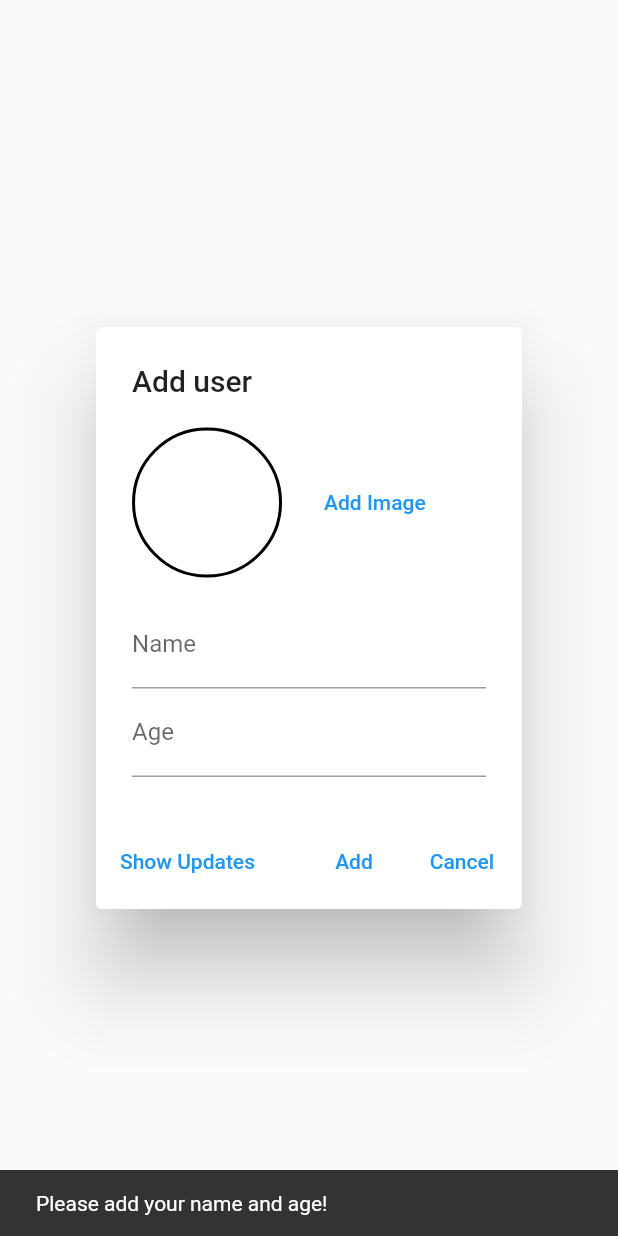
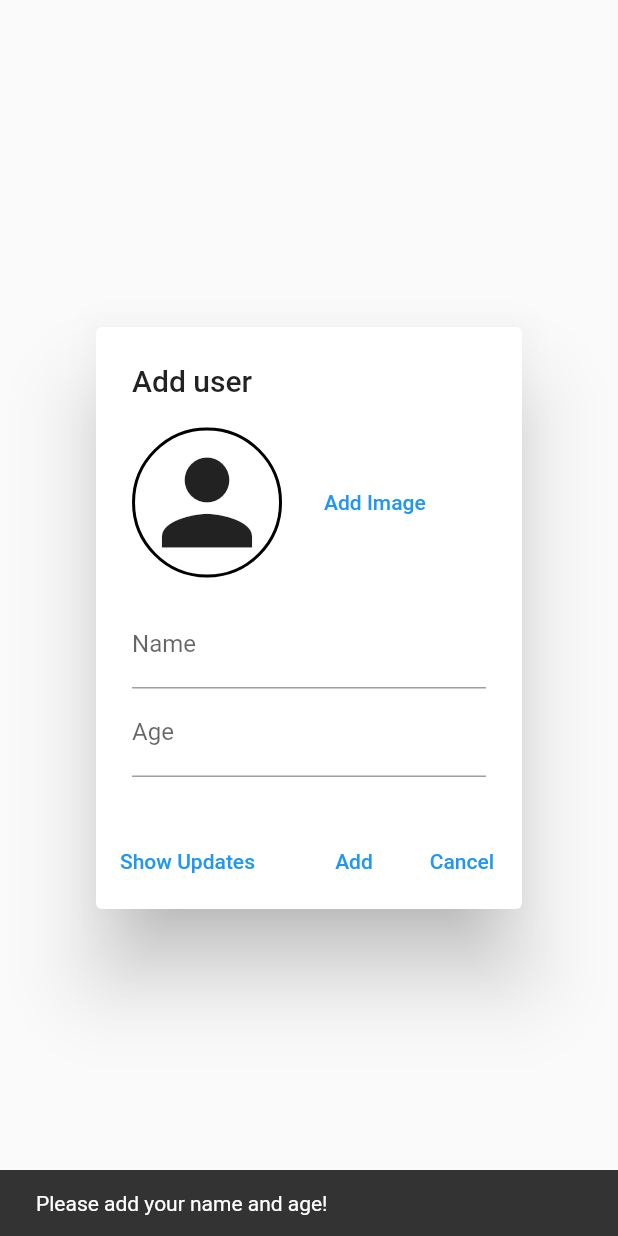
Before and after one commit to raedbgr/UserScreen, a Flutter app: the AddUserDialog widget shown alone on an empty page, opened directly, after a tap on "Add", on a phone screen of 412 x 824 dp. Run offline on Flutter 3.47's test engine with Material 2 defaults, Android fonts, the phone set to English and light mode, and no system bars; our stand-ins replace get, image_picker, shared_preferences; accounts and stored records are empty.

Commit message:
- Fixed some bugs

```diff
--- a/lib/Home/alert_dialog.dart
+++ b/lib/Home/alert_dialog.dart
@@ -29,14 +29,14 @@ class _AddUserDialogState extends State<AddUserDialog> {
   Widget build(BuildContext context) {
     return AlertDialog(
       title: const Text('Add user'),
-      content: GetBuilder<MyController>(
-        builder: (ctr) {
+      content: GetBuilder<MyController>(builder: (ctr) {
         return Column(
           mainAxisSize: MainAxisSize.min,
           children: [
             Row(
               children: [
-                  gxc.imageFile != null ? Container(
+                gxc.imageFile != null
+                    ? Container(
                         width: 100,
                         height: 100,
                         decoration: BoxDecoration(
@@ -47,22 +47,31 @@ class _AddUserDialogState extends State<AddUserDialog> {
                             fit: BoxFit.cover,
                           ),
                         ),
-                  ) : Container(
+                      )
+                    : Container(
                         width: 100,
                         height: 100,
                         decoration: BoxDecoration(
                           shape: BoxShape.circle,
-                    border: Border.all(width: 2),),
+                          border: Border.all(width: 2),
                         ),
-                  const SizedBox(width: 20,),
+                        child: const Icon(
+                          Icons.person,
+                          size: 90,
+                        ),
+                      ),
+                const SizedBox(
+                  width: 20,
+                ),
                 Column(
                   children: [
                     TextButton(
-                          onPressed:(){
+                        onPressed: () {
                           gxc.pickImageFromCamera();
                         },
-                          child: gxc.isExist ? const Text("Change Image") : const Text("Add Image")
-                      ),
+                        child: gxc.isExist
+                            ? const Text("Change Image")
+                            : const Text("Add Image")),
                     // SizedBox(height: ,),
                     if (gxc.isExist && gxc.imageFile != null)
                       TextButton(
@@ -80,28 +89,31 @@ class _AddUserDialogState extends State<AddUserDialog> {
                 ),
               ],
             ),
-              SizedBox(height: 15,),
+            const SizedBox(
+              height: 15,
+            ),
             TextField(
               controller: _nameController,
               decoration: const InputDecoration(labelText: 'Name'),
             ),
             TextField(
-                keyboardType:TextInputType.number,
+              keyboardType: TextInputType.number,
               controller: _ageController,
               decoration: const InputDecoration(labelText: 'Age'),
             ),
           ],
         );
-        }
-      ),
+      }),
       actions: [
         TextButton(
-            onPressed: (){
+            onPressed: () {
               // show updates related to this user only
               _showUserUpdates();
             },
-            child: Text('Show Updates')),
-        SizedBox(width: 10,),
+            child: const Text('Show Updates')),
+        const SizedBox(
+          width: 10,
+        ),
         TextButton(
           child: gxc.isExist ? const Text('Update') : const Text('Add'),
           onPressed: () async {
@@ -111,18 +123,35 @@ class _AddUserDialogState extends State<AddUserDialog> {
               );
               ScaffoldMessenger.of(context).showSnackBar(snackBar);
               return; // return to User Model
-            }
-            else {
-              if (gxc.isExist){
-                gxc.updateUser(_nameController.text, int.parse(_ageController.text), gxc.imageFile,);
+            } else {
+              if (gxc.isExist) {
+                if (_nameController.text != gxc.oldUser.name ||
+                    int.parse(_ageController.text) != gxc.oldUser.age ||
+                    gxc.imageFile != gxc.oldUser.pic) {
+                  gxc.updateUser(
+                    _nameController.text,
+                    int.parse(_ageController.text),
+                    gxc.imageFile,
+                  );
                   gxc.imageFile = null;
                   gxc.isExist = false;
                 } else {
+                  const snackBar = SnackBar(
+                    content: Text('You did not update anything!'),
+                  );
+                  ScaffoldMessenger.of(context).showSnackBar(snackBar);
+                }
+              } else {
                 DateTime dateTime = DateTime.now();
 
-                String formattedDateTime = DateFormat('yyyy-MM-dd HH:mm:ss').format(dateTime);
+                String formattedDateTime =
+                    DateFormat('yyyy-MM-dd HH:mm:ss').format(dateTime);
 
-                gxc.addUser(_nameController.text, int.parse(_ageController.text), gxc.imageFile!, formattedDateTime);
+                gxc.addUser(
+                    _nameController.text,
+                    int.parse(_ageController.text),
+                    formattedDateTime,
+                    gxc.imageFile);
               }
               Get.back();
               await gxc.savePrefs();
@@ -157,8 +186,8 @@ class _AddUserDialogState extends State<AddUserDialog> {
                 width: double.infinity,
                 color: Colors.blue,
                 padding: const EdgeInsets.all(10),
-                child: Expanded(
-                  child: const Text(
+                child: const Expanded(
+                  child: Text(
                     'User History',
                     textAlign: TextAlign.start,
                     style: TextStyle(color: Colors.white, fontSize: 24),
@@ -182,6 +211,4 @@ class _AddUserDialogState extends State<AddUserDialog> {
       },
     );
   }
-
-
 }
--- a/lib/Models/user.dart
+++ b/lib/Models/user.dart
@@ -40,6 +40,6 @@ class Eluser {
   }
 
   void updatePic(File newPic) {
-   if(newPic!= null) pic = newPic;
+    if (newPic != null) pic = newPic;
   }
 }
--- a/pubspec.yaml
+++ b/pubspec.yaml
@@ -32,6 +32,7 @@ dependencies:
     sdk: flutter
   get: ^4.6.5
   image_picker: ^0.8.9
+  path_provider: ^2.0.15
   shared_preferences: ^2.1.2
   intl: ^0.18.1
 
@@ -66,6 +67,8 @@ flutter:
   # assets:
   #   - images/a_dot_burr.jpeg
   #   - images/a_dot_ham.jpeg
+  assets:
+    - assets/person.png
 
   # An image asset can refer to one or more resolution-specific "variants", see
   # https://flutter.dev/assets-and-images/#resolution-aware
```
Also changed, not shown: lib/Home/Home_Page.dart (+12 -43 lines), lib/Home/bottom_sheet.dart (+10 -5 lines), lib/Home/my_controller.dart (+18 -10 lines), lib/Home/search_users.dart (+11 -2 lines), lib/Models/updates.dart (+5 -5 lines), pubspec.lock, 1 other file. Lines whose indentation alone changed are shown as unchanged.
